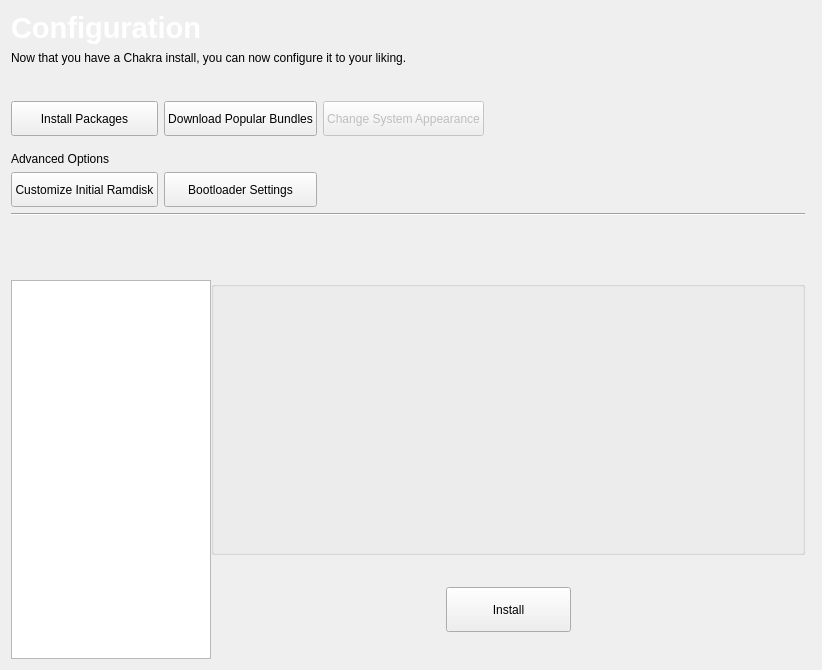
Before: the Qt Designer form ui/pages/config.ui in Inkane/Tribe, drawn with Qt 5.
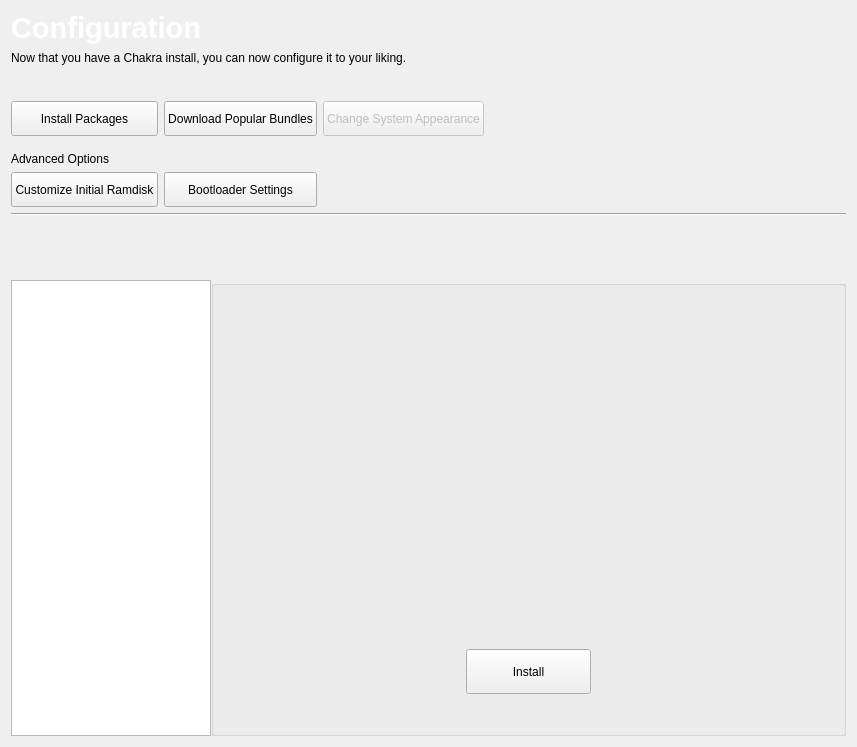
After: the same form once the commit is applied. The open tabs and pages were chosen to show the change. Custom widgets are drawn as their Qt base class.

Commit message: move pkg installer page to pure pacman; ui fixery;

```diff
--- a/ui/pages/config.ui
+++ b/ui/pages/config.ui
@@ -6,8 +6,8 @@
    <rect>
     <x>0</x>
     <y>0</y>
-    <width>822</width>
-    <height>670</height>
+    <width>857</width>
+    <height>747</height>
    </rect>
   </property>
   <property name="windowTitle">
@@ -49,7 +49,17 @@
      </item>
     </layout>
    </item>
-   <item row="2" column="0" colspan="2">
+   <item row="1" column="0">
+    <widget class="QLabel" name="label_2">
+     <property name="text">
+      <string>Now that you have a Chakra install, you can now configure it to your liking.</string>
+     </property>
+     <property name="wordWrap">
+      <bool>true</bool>
+     </property>
+    </widget>
+   </item>
+   <item row="2" column="0">
     <spacer name="verticalSpacer_3">
      <property name="orientation">
       <enum>Qt::Vertical</enum>
@@ -65,19 +75,7 @@
      </property>
     </spacer>
    </item>
-   <item row="9" column="0">
-    <widget class="QLabel" name="currentPageLabel">
-     <property name="font">
-      <font>
-       <pointsize>14</pointsize>
-      </font>
-     </property>
-     <property name="text">
-      <string/>
-     </property>
-    </widget>
-   </item>
-   <item row="5" column="0">
+   <item row="3" column="0">
     <layout class="QGridLayout" name="gridLayout_6">
      <item row="0" column="0">
       <widget class="QPushButton" name="installPkgzButton">
@@ -233,7 +231,14 @@
      </item>
     </layout>
    </item>
-   <item row="7" column="0">
+   <item row="4" column="0">
+    <widget class="Line" name="line">
+     <property name="orientation">
+      <enum>Qt::Horizontal</enum>
+     </property>
+    </widget>
+   </item>
+   <item row="5" column="0">
     <spacer name="verticalSpacer_4">
      <property name="orientation">
       <enum>Qt::Vertical</enum>
@@ -249,7 +254,19 @@
      </property>
     </spacer>
    </item>
-   <item row="10" column="0">
+   <item row="6" column="0">
+    <widget class="QLabel" name="currentPageLabel">
+     <property name="font">
+      <font>
+       <pointsize>14</pointsize>
+      </font>
+     </property>
+     <property name="text">
+      <string/>
+     </property>
+    </widget>
+   </item>
+   <item row="7" column="0">
     <widget class="QStackedWidget" name="stackedWidget">
      <property name="currentIndex">
       <number>0</number>
@@ -460,8 +477,14 @@
        <property name="margin">
         <number>0</number>
        </property>
-       <item row="1" column="1" rowspan="2" colspan="5">
+       <item row="1" column="1" rowspan="6" colspan="2">
         <widget class="QGroupBox" name="groupBox">
+         <property name="sizePolicy">
+          <sizepolicy hsizetype="Preferred" vsizetype="Expanding">
+           <horstretch>0</horstretch>
+           <verstretch>0</verstretch>
+          </sizepolicy>
+         </property>
          <property name="minimumSize">
           <size>
            <width>400</width>
@@ -587,19 +610,6 @@
             </property>
            </spacer>
           </item>
-          <item row="7" column="1" colspan="2">
-           <spacer name="verticalSpacer_10">
-            <property name="orientation">
-             <enum>Qt::Vertical</enum>
-            </property>
-            <property name="sizeHint" stdset="0">
-             <size>
-              <width>20</width>
-              <height>40</height>
-             </size>
-            </property>
-           </spacer>
-          </item>
           <item row="4" column="0">
            <spacer name="horizontalSpacer_21">
             <property name="orientation">
@@ -648,10 +658,82 @@
             </property>
            </spacer>
           </item>
+          <item row="7" column="0" colspan="7">
+           <spacer name="verticalSpacer_10">
+            <property name="orientation">
+             <enum>Qt::Vertical</enum>
+            </property>
+            <property name="sizeHint" stdset="0">
+             <size>
+              <width>20</width>
+              <height>40</height>
+             </size>
+            </property>
+           </spacer>
+          </item>
+          <item row="8" column="0" colspan="7">
+           <layout class="QHBoxLayout" name="horizontalLayout_4">
+            <item>
+             <spacer name="horizontalSpacer_7">
+              <property name="orientation">
+               <enum>Qt::Horizontal</enum>
+              </property>
+              <property name="sizeHint" stdset="0">
+               <size>
+                <width>40</width>
+                <height>20</height>
+               </size>
+              </property>
+             </spacer>
+            </item>
+            <item>
+             <widget class="QPushButton" name="pkgInstallButton">
+              <property name="minimumSize">
+               <size>
+                <width>125</width>
+                <height>45</height>
+               </size>
+              </property>
+              <property name="text">
+               <string>Install</string>
+              </property>
+             </widget>
+            </item>
+            <item>
+             <spacer name="horizontalSpacer_8">
+              <property name="orientation">
+               <enum>Qt::Horizontal</enum>
+              </property>
+              <property name="sizeHint" stdset="0">
+               <size>
+                <width>40</width>
+                <height>20</height>
+               </size>
+              </property>
+             </spacer>
+            </item>
+           </layout>
+          </item>
+          <item row="9" column="0" colspan="7">
+           <spacer name="verticalSpacer_13">
+            <property name="orientation">
+             <enum>Qt::Vertical</enum>
+            </property>
+            <property name="sizeType">
+             <enum>QSizePolicy::Fixed</enum>
+            </property>
+            <property name="sizeHint" stdset="0">
+             <size>
+              <width>20</width>
+              <height>30</height>
+             </size>
+            </property>
+           </spacer>
+          </item>
          </layout>
         </widget>
        </item>
-       <item row="0" column="0" rowspan="6">
+       <item row="1" column="0" rowspan="6">
         <widget class="KListWidget" name="pkgList">
          <property name="sizePolicy">
           <sizepolicy hsizetype="Fixed" vsizetype="Expanding">
@@ -689,74 +771,6 @@
          </property>
         </spacer>
        </item>
-       <item row="3" column="2">
-        <spacer name="verticalSpacer_13">
-         <property name="orientation">
-          <enum>Qt::Vertical</enum>
-         </property>
-         <property name="sizeType">
-          <enum>QSizePolicy::Fixed</enum>
-         </property>
-         <property name="sizeHint" stdset="0">
-          <size>
-           <width>20</width>
-           <height>30</height>
-          </size>
-         </property>
-        </spacer>
-       </item>
-       <item row="5" column="2">
-        <spacer name="verticalSpacer_12">
-         <property name="orientation">
-          <enum>Qt::Vertical</enum>
-         </property>
-         <property name="sizeHint" stdset="0">
-          <size>
-           <width>20</width>
-           <height>40</height>
-          </size>
-         </property>
-        </spacer>
-       </item>
-       <item row="4" column="1">
-        <spacer name="horizontalSpacer_7">
-         <property name="orientation">
-          <enum>Qt::Horizontal</enum>
-         </property>
-         <property name="sizeHint" stdset="0">
-          <size>
-           <width>40</width>
-           <height>20</height>
-          </size>
-         </property>
-        </spacer>
-       </item>
-       <item row="4" column="5">
-        <spacer name="horizontalSpacer_8">
-         <property name="orientation">
-          <enum>Qt::Horizontal</enum>
-         </property>
-         <property name="sizeHint" stdset="0">
-          <size>
-           <width>40</width>
-           <height>20</height>
-          </size>
-         </property>
-        </spacer>
-       </item>
-       <item row="4" column="2" colspan="3">
-        <widget class="QPushButton" name="pkgInstallButton">
-         <property name="minimumSize">
-          <size>
-           <width>125</width>
-           <height>45</height>
-          </size>
-         </property>
-         <property name="text">
-          <string>Install</string>
-         </property>
-        </widget>
-       </item>
       </layout>
      </widget>
      <widget class="QWidget" name="installBundlesPage">
@@ -1245,23 +1259,6 @@
      </widget>
     </widget>
    </item>
-   <item row="1" column="0">
-    <widget class="QLabel" name="label_2">
-     <property name="text">
-      <string>Now that you have a Chakra install, you can now configure it to your liking.</string>
-     </property>
-     <property name="wordWrap">
-      <bool>true</bool>
-     </property>
-    </widget>
-   </item>
-   <item row="6" column="0">
-    <widget class="Line" name="line">
-     <property name="orientation">
-      <enum>Qt::Horizontal</enum>
-     </property>
-    </widget>
-   </item>
   </layout>
  </widget>
  <customwidgets>
```
Left out of the diff: 106 changed lines with no effect on the pictures. The commit also changes 3 other files.
